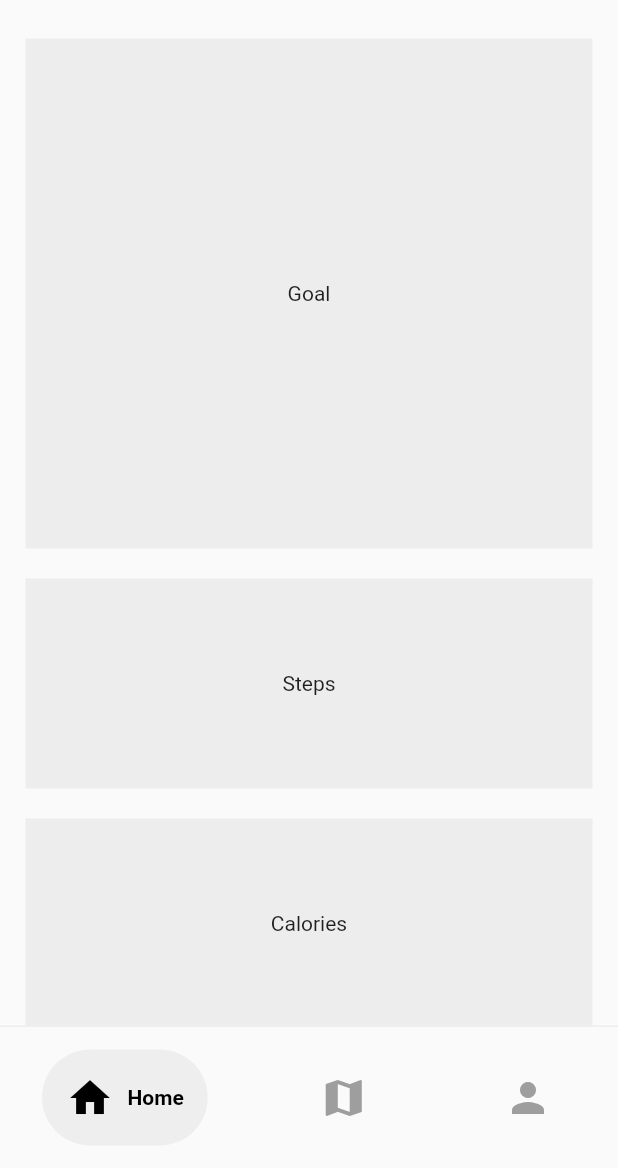
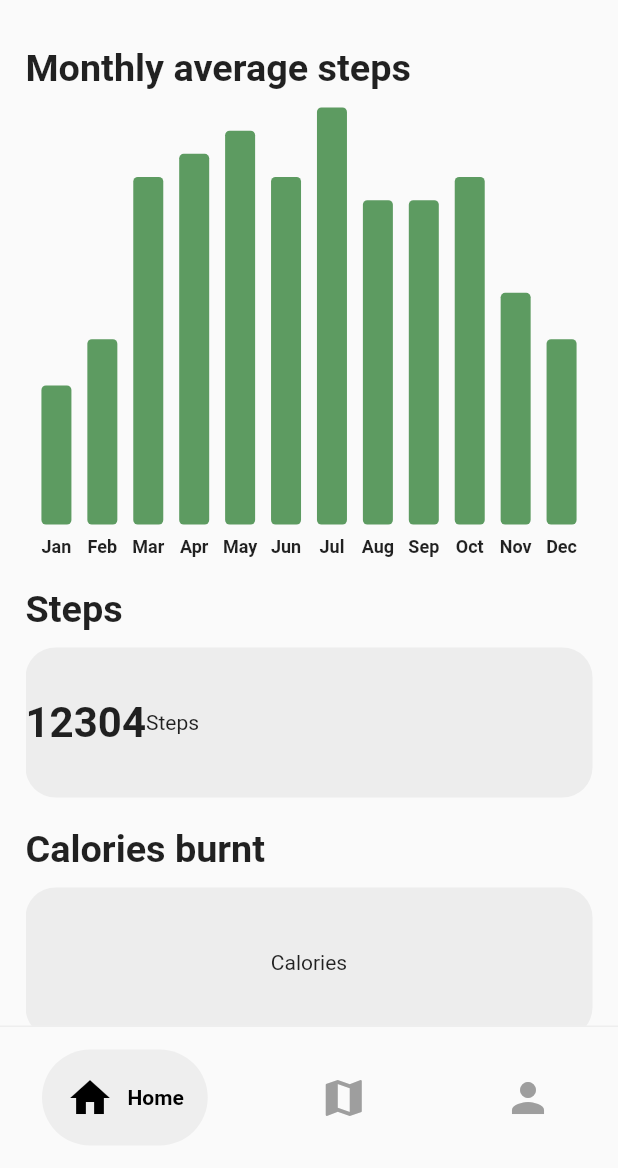
Before and after one commit to MarichenK/Biomedical-Technologies, a Flutter app: the screen it shows after launch, on a phone screen of 412 x 824 dp, the part 68-1236 px from its top. Run offline on Flutter 3.47's test engine with Material 2 defaults, Android fonts, the phone set to English and light mode, and no system bars; drawn by our look-alikes of fl_chart, google_nav_bar; our stand-ins replace floor, flutter_login, jwt_decoder, shared_preferences, sqflite; accounts and stored records are empty; generated files the repository leaves out were written again.

Commit message:
created layout for homepage

```diff
--- /dev/null
+++ b/agri_fit/lib/Utilities/graph/steps_data.dart
@@ -0,0 +1,77 @@
+/*List<double> monthlySteps = [
+  6000.0,
+  8000.0,
+  15000.0,
+  16000.0,
+  17000.0,
+  15000.0,
+  18000.0,
+  14000.0,
+  14000.0,
+  15000.0,
+  10000.0,
+  8000.0
+];
+*/
+// Funker ikke når listen er her...
+
+class IndividualBar {
+  final int x;
+  final double y;
+
+  IndividualBar({
+    required this.x,
+    required this.y,
+    });
+}
+
+
+class BarData {
+  final double janMean;
+  final double febMean;
+  final double marMean;
+  final double aprMean;
+  final double mayMean;
+  final double junMean;
+  final double julMean;
+  final double augMean;
+  final double sepMean;
+  final double octMean;
+  final double novMean;
+  final double desMean;
+
+  BarData({
+    required this.janMean,
+    required this.febMean,
+    required this.marMean,
+    required this.aprMean,
+    required this.mayMean,
+    required this.junMean,
+    required this.julMean,
+    required this.augMean,
+    required this.sepMean,
+    required this.octMean,
+    required this.novMean,
+    required this.desMean,
+  });
+
+  List<IndividualBar> barData = [];
+
+  // initialize bar data
+  void initializeBarData() {
+    barData = [
+      IndividualBar(x: 1, y: janMean),
+      IndividualBar(x: 2, y: febMean),
+      IndividualBar(x: 3, y: marMean),
+      IndividualBar(x: 4, y: aprMean),
+      IndividualBar(x: 5, y: mayMean),
+      IndividualBar(x: 6, y: junMean),
+      IndividualBar(x: 7, y: julMean),
+      IndividualBar(x: 8, y: augMean),
+      IndividualBar(x: 9, y: sepMean),
+      IndividualBar(x: 10, y: octMean),
+      IndividualBar(x: 11, y: novMean),
+      IndividualBar(x: 12, y: desMean),
+    ];
+  }
+}
--- /dev/null
+++ b/agri_fit/lib/Utilities/graph/steps_graph.dart
@@ -0,0 +1,113 @@
+import 'package:agri_fit/Utilities/graph/steps_data.dart';
+import 'package:fl_chart/fl_chart.dart';
+import 'package:flutter/material.dart';
+import 'package:agri_fit/screens/homePage.dart';
+import 'dart:math';
+
+class StepsGraph extends StatelessWidget {
+  final List monthlySteps;
+
+  const StepsGraph({
+    super.key,
+    required this.monthlySteps,
+  });
+
+  @override
+  Widget build(BuildContext context) {
+    // initialize bar data
+    BarData myBarData = BarData(
+      janMean: monthlySteps[0],
+      febMean: monthlySteps[1],
+      marMean: monthlySteps[2],
+      aprMean: monthlySteps[3],
+      mayMean: monthlySteps[4],
+      junMean: monthlySteps[5],
+      julMean: monthlySteps[6],
+      augMean: monthlySteps[7],
+      sepMean: monthlySteps[8],
+      octMean: monthlySteps[9],
+      novMean: monthlySteps[10],
+      desMean: monthlySteps[11],
+      );
+      myBarData.initializeBarData();
+
+    return BarChart(
+      BarChartData(
+        minY: 0,
+        gridData: FlGridData(show: false),
+        borderData: FlBorderData(show: false),
+        titlesData: FlTitlesData(
+          show: true,
+          topTitles: AxisTitles(sideTitles: SideTitles(showTitles: false)),
+          rightTitles: AxisTitles(sideTitles: SideTitles(showTitles: false)),
+          leftTitles: AxisTitles(sideTitles: SideTitles(showTitles: false)),
+          bottomTitles: AxisTitles(sideTitles: SideTitles(showTitles: true, getTitlesWidget: bottomTitles))
+        ),
+        barGroups: myBarData.barData.map(
+          (data) => BarChartGroupData(
+            x: data.x,
+            barRods: [BarChartRodData(
+              toY: data.y,
+              color: const Color.fromARGB(255, 93, 155, 97),
+              width: 20,
+              borderRadius: BorderRadius.circular(3),
+              )
+              ],
+
+            ),
+            ).toList(),
+        ),
+    );
+  }
+}
+
+Widget bottomTitles(double value, TitleMeta meta){
+  const style = TextStyle(
+    fontWeight: FontWeight.bold,
+    fontSize: 12
+  );
+
+  Widget text;
+  switch (value.toInt()) {
+    case 1:
+      text = const Text('Jan', style: style);
+      break;
+    case 2:
+      text = const Text('Feb', style: style);
+      break;
+    case 3:
+      text = const Text('Mar', style: style);
+      break;
+    case 4:
+      text = const Text('Apr', style: style);
+      break;
+    case 5:
+      text = const Text('May', style: style);
+      break;
+    case 6:
+      text = const Text('Jun', style: style);
+      break;
+    case 7:
+      text = const Text('Jul', style: style);
+      break;
+    case 8:
+      text = const Text('Aug', style: style);
+      break;
+    case 9:
+      text = const Text('Sep', style: style);
+      break;
+    case 10:
+      text = const Text('Oct', style: style);
+      break;
+    case 11:
+      text = const Text('Nov', style: style);
+      break;
+    case 12:
+      text = const Text('Dec', style: style);
+      break;
+    default:
+      text = const Text('', style: style);
+    break;
+  }
+  return SideTitleWidget(child: text, axisSide: meta.axisSide);
+}
--- a/agri_fit/lib/screens/homePage.dart
+++ b/agri_fit/lib/screens/homePage.dart
@@ -1,13 +1,35 @@
 // ignore_for_file: file_names
 
+import 'package:agri_fit/Utilities/graph/steps_data.dart';
+import 'package:agri_fit/Utilities/graph/steps_graph.dart';
 import 'package:flutter/material.dart';
 import 'package:fl_chart/fl_chart.dart';
 
-class HomePage extends StatelessWidget {
+class HomePage extends StatefulWidget {
   const HomePage({Key? key}) : super(key: key);
 
   static const route = '/home/';
   static const routename = 'Home';
+
+  @override
+  State<HomePage> createState() => _HomePageState();
+}
+
+class _HomePageState extends State<HomePage> {
+  List<double> monthlySteps = [
+  6000.0,
+  8000.0,
+  15000.0,
+  16000.0,
+  17000.0,
+  15000.0,
+  18000.0,
+  14000.0,
+  14000.0,
+  15000.0,
+  10000.0,
+  8000.0
+];
 
   @override
   Widget build(BuildContext context) {
@@ -19,34 +41,74 @@ class HomePage extends StatelessWidget {
         title: const Text('AgriFit', textScaleFactor: 1.5,),
         foregroundColor: const Color.fromARGB(255, 93, 155, 97),
       ),
-      body: ListView(
+      body: Padding(
+        padding: const EdgeInsets.only(left: 17, right: 17),
+        child: ListView(
           children: [
+            const Padding(
+                padding: EdgeInsets.only(top: 20, bottom: 10),
+                child: Align(
+                  alignment: Alignment.centerLeft,
+                  child: Text('Monthly average steps',
+                      textScaleFactor: 1.8,
+                      style: TextStyle(fontWeight: FontWeight.bold)),
+                ),
+              ),
             Padding(
-            padding: const EdgeInsets.only(top: 15, left: 17, right: 17),
+              padding: EdgeInsets.only(top: 1),
+              child: SizedBox(
+                height: 300,
+                child: StepsGraph(
+                  monthlySteps: monthlySteps,
+                  ),
+              )),
+            const Padding(
+                padding: EdgeInsets.only(top: 20),
+                child: Align(
+                  alignment: Alignment.centerLeft,
+                  child: Text('Steps',
+                      textScaleFactor: 1.8,
+                      style: TextStyle(fontWeight: FontWeight.bold)),
+                ),
+              ),
+            Padding(
+              padding: const EdgeInsets.only(top: 10),
               child: Container(
-              height: 340,
-              color: const Color.fromARGB(255, 237, 237, 237),
-              child: const Center(child: Text('Goal'),),
+                height: 100,
+                decoration: BoxDecoration(
+                  borderRadius: BorderRadius.circular(20),
+                  color: const Color.fromARGB(255, 237, 237, 237)),
+                child: Row(
+                  children: const [
+                    Center(child: Text('12304',
+                      textScaleFactor: 2,
+                      style: TextStyle(fontWeight: FontWeight.bold)),),
+                    Center(child: Text('Steps'),),
+                  ],
+                ),
               )),
+            const Padding(
+                padding: EdgeInsets.only(top: 20),
+                child: Align(
+                  alignment: Alignment.centerLeft,
+                  child: Text('Calories burnt',
+                      textScaleFactor: 1.8,
+                      style: TextStyle(fontWeight: FontWeight.bold)),
+                ),
+              ),
             Padding(
-            padding: const EdgeInsets.only(top: 20, left: 17, right: 17),
+              padding: const EdgeInsets.only(top: 10),
               child: Container(
-              height: 140,
-              color: const Color.fromARGB(255, 237, 237, 237),
-              child: const Center(child: Text('Steps'),),
-            )),
-          Padding(
-            padding: const EdgeInsets.only(top: 20, left: 17, right: 17),
-            child: Container(
-              height: 140,
-              color: const Color.fromARGB(255, 237, 237, 237),
+                height: 100,
                 child: const Center(child: Text('Calories'),),
+                decoration: BoxDecoration(
+                  borderRadius: BorderRadius.circular(20),
+                  color: const Color.fromARGB(255, 237, 237, 237)),
               )),
           ]),
+      ),
     );
-  } //build
-
-} //ProfilePage
+  } } //ProfilePage
 
 
 void test = LineChart(
--- a/agri_fit/lib/screens/profilePage.dart
+++ b/agri_fit/lib/screens/profilePage.dart
@@ -84,7 +84,7 @@ class ProfilePage extends StatelessWidget {
               title: Text('Delete Account'),
               //Slett bruker
             ),
-            const ListTile(
+            ListTile(
               leading: Icon(Icons.logout_outlined),
               title: Text('Log Out'),
               onTap: () => _toLoginPage(context),
--- a/agri_fit/pubspec.yaml
+++ b/agri_fit/pubspec.yaml
@@ -15,7 +15,7 @@ dependencies:
   floor: ^1.4.2
 
   google_nav_bar: ^5.0.6
-  fl_chart: ^0.62.0
+  fl_chart: ^0.63.0
   url_launcher: ^6.1.11
 
   jwt_decoder: ^2.0.1
```
Lines whose indentation alone changed are shown as unchanged.
